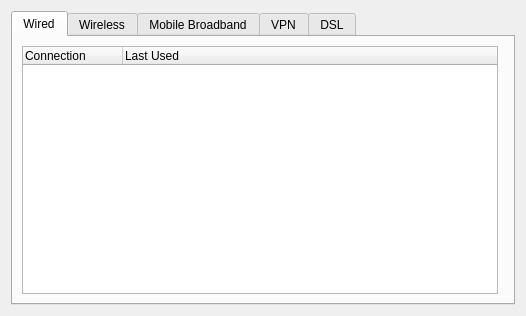
Above: settings/config/manageconnectionwidget.ui from netrunner-debian-kde-extras/networkmanagement before the change. Below: the same form after it.
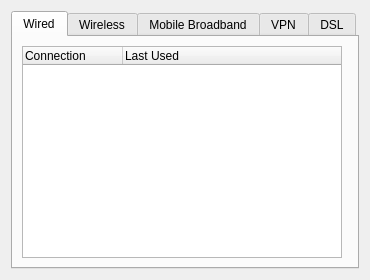
That is the form after the change. Custom widgets are drawn as their Qt base class.

Diff of the .ui file:
```diff
--- a/settings/config/manageconnectionwidget.ui
+++ b/settings/config/manageconnectionwidget.ui
@@ -6,8 +6,8 @@
    <rect>
     <x>0</x>
     <y>0</y>
-    <width>526</width>
-    <height>316</height>
+    <width>352</width>
+    <height>262</height>
    </rect>
   </property>
   <layout class="QHBoxLayout" name="horizontalLayout_6">
@@ -23,6 +23,12 @@
       <layout class="QHBoxLayout" name="horizontalLayout">
        <item>
         <widget class="QTreeWidget" name="listWired">
+         <property name="minimumSize">
+          <size>
+           <width>320</width>
+           <height>210</height>
+          </size>
+         </property>
          <property name="rootIsDecorated">
           <bool>false</bool>
          </property>
```
